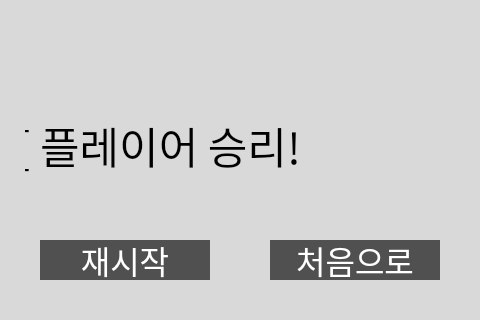
Qt form GUI/ui/Result.ui (INUcapstone-19-20/CapstoneDesign_2) before a commit.
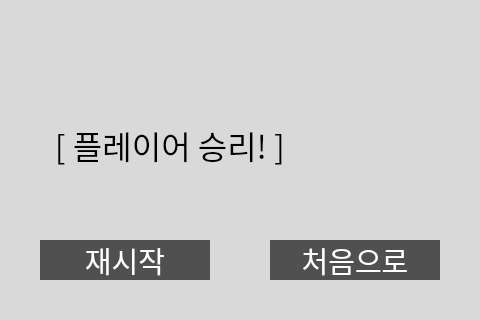
The same form after that commit.

What changed in the file:
```diff
--- a/GUI/ui/Result.ui
+++ b/GUI/ui/Result.ui
@@ -29,7 +29,7 @@
     <property name="font">
      <font>
       <family>NanumSquare</family>
-      <pointsize>24</pointsize>
+      <pointsize>22</pointsize>
      </font>
     </property>
     <property name="focusPolicy">
@@ -56,7 +56,7 @@
     <property name="font">
      <font>
       <family>NanumSquare</family>
-      <pointsize>24</pointsize>
+      <pointsize>22</pointsize>
      </font>
     </property>
     <property name="focusPolicy">
@@ -76,14 +76,14 @@
      <rect>
       <x>25</x>
       <y>110</y>
-      <width>291</width>
+      <width>290</width>
       <height>70</height>
      </rect>
     </property>
     <property name="font">
      <font>
       <family>NanumSquareRound</family>
-      <pointsize>32</pointsize>
+      <pointsize>24</pointsize>
       <weight>50</weight>
       <bold>false</bold>
      </font>
```
